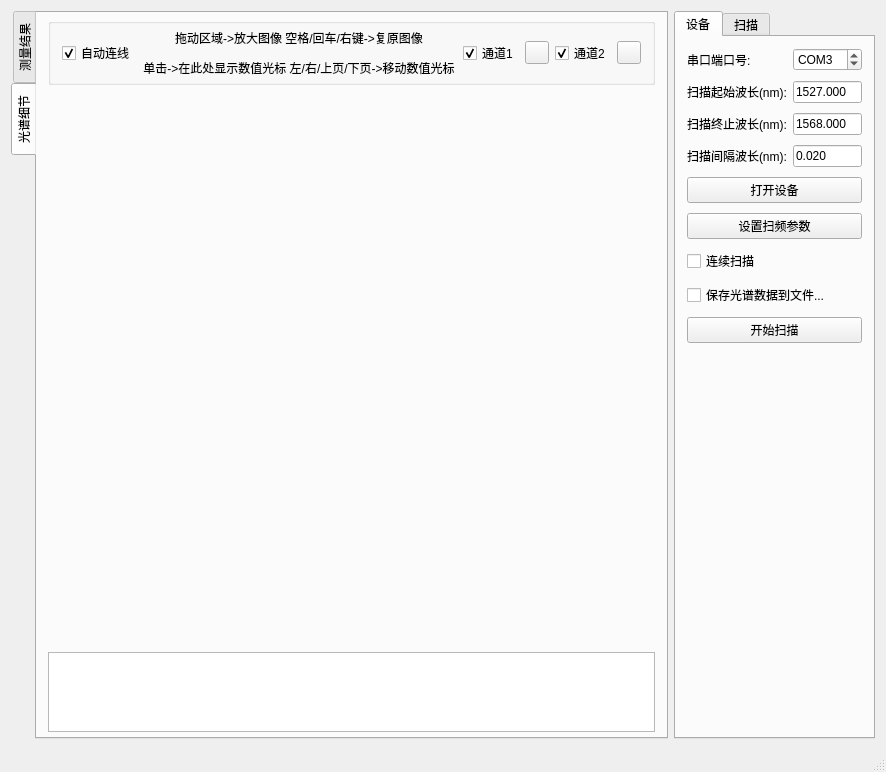
gao5254/FBGsensor, file FBGsensor/fbgsensor.ui: the form before one commit.
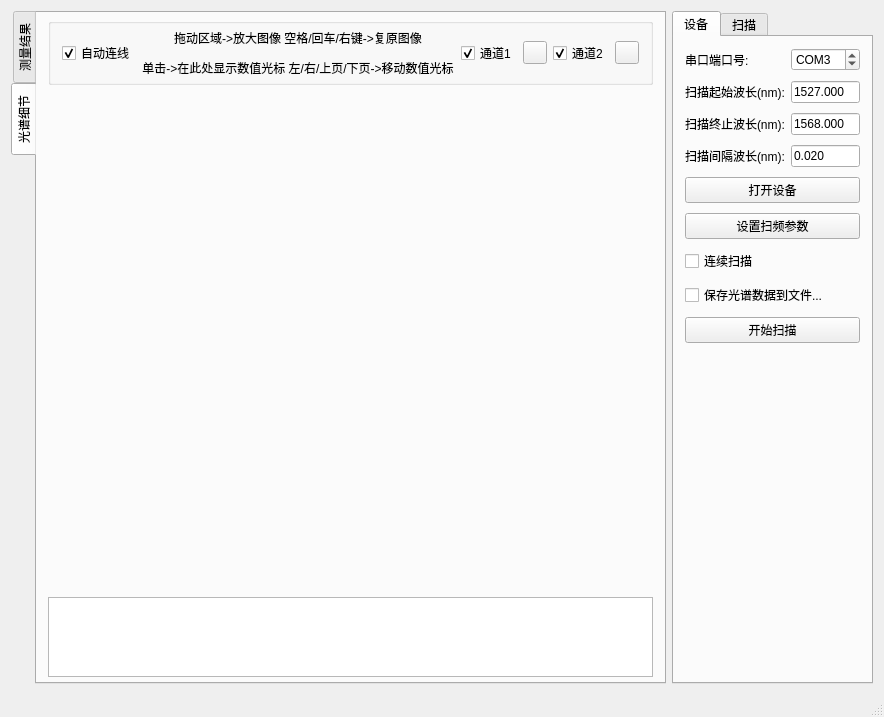
The form after the commit. Custom widgets are drawn as their Qt base class.

```diff
--- a/FBGsensor/fbgsensor.ui
+++ b/FBGsensor/fbgsensor.ui
@@ -6,8 +6,8 @@
    <rect>
     <x>0</x>
     <y>0</y>
-    <width>886</width>
-    <height>772</height>
+    <width>869</width>
+    <height>700</height>
    </rect>
   </property>
   <property name="windowTitle">
@@ -224,12 +224,12 @@
             <height>80</height>
            </size>
           </property>
+          <attribute name="horizontalHeaderDefaultSectionSize">
+           <number>80</number>
+          </attribute>
           <attribute name="verticalHeaderDefaultSectionSize">
            <number>25</number>
           </attribute>
-          <attribute name="verticalHeaderMinimumSectionSize">
-           <number>20</number>
-          </attribute>
          </widget>
         </item>
        </layout>
```
